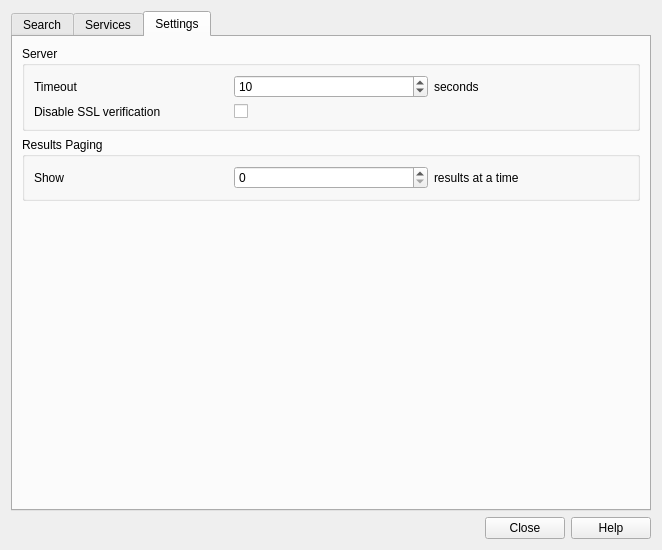
qgis/QGIS, file python/plugins/MetaSearch/ui/maindialog.ui: the form before one commit.
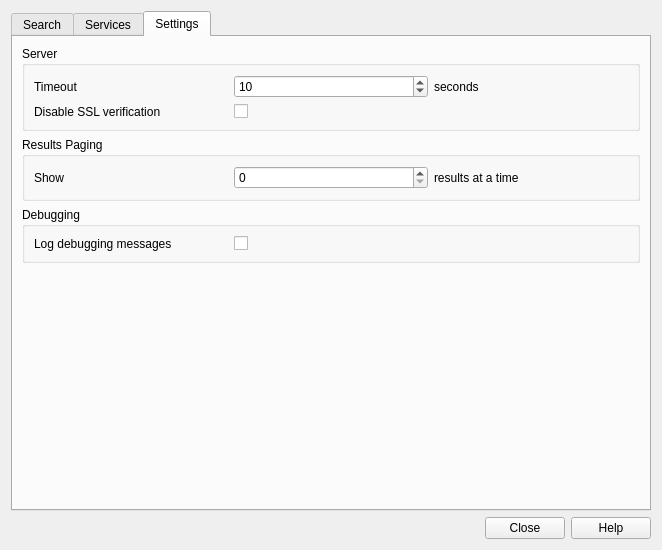
The form after the commit. The open tabs and pages were chosen to show the change. Icons and pictures are not drawn. Custom widgets are drawn as their Qt base class.

Commit message: [metasearch] Add setting to enable/disable debug logging

What changed in the file:
```diff
--- a/python/plugins/MetaSearch/ui/maindialog.ui
+++ b/python/plugins/MetaSearch/ui/maindialog.ui
@@ -558,6 +558,36 @@
          </layout>
         </widget>
        </item>
+       <item>
+        <widget class="QGroupBox" name="groupBox_5">
+         <property name="title">
+          <string>Debugging</string>
+         </property>
+         <layout class="QHBoxLayout" name="horizontalLayout">
+          <item>
+           <widget class="QLabel" name="label_12">
+            <property name="text">
+             <string>Log debugging messages</string>
+            </property>
+           </widget>
+          </item>
+          <item>
+           <widget class="QCheckBox" name="logDebuggingMessages">
+            <property name="text">
+             <string/>
+            </property>
+           </widget>
+          </item>
+          <item>
+           <widget class="QLabel" name="label_13">
+            <property name="text">
+             <string/>
+            </property>
+           </widget>
+          </item>
+         </layout>
+        </widget>
+       </item>
        <item>
         <spacer name="verticalSpacer">
          <property name="orientation">
```
The commit also changes 2 other files.
